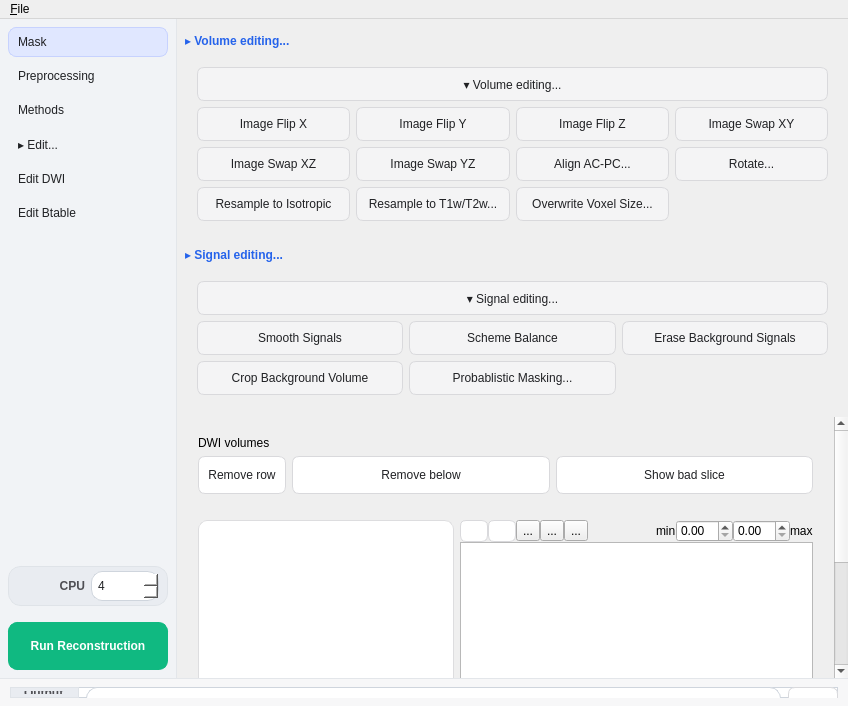
Before: the Qt Designer form reconstruction/reconstruction_window.ui in frankyeh/DSI-Studio, drawn with Qt 5.
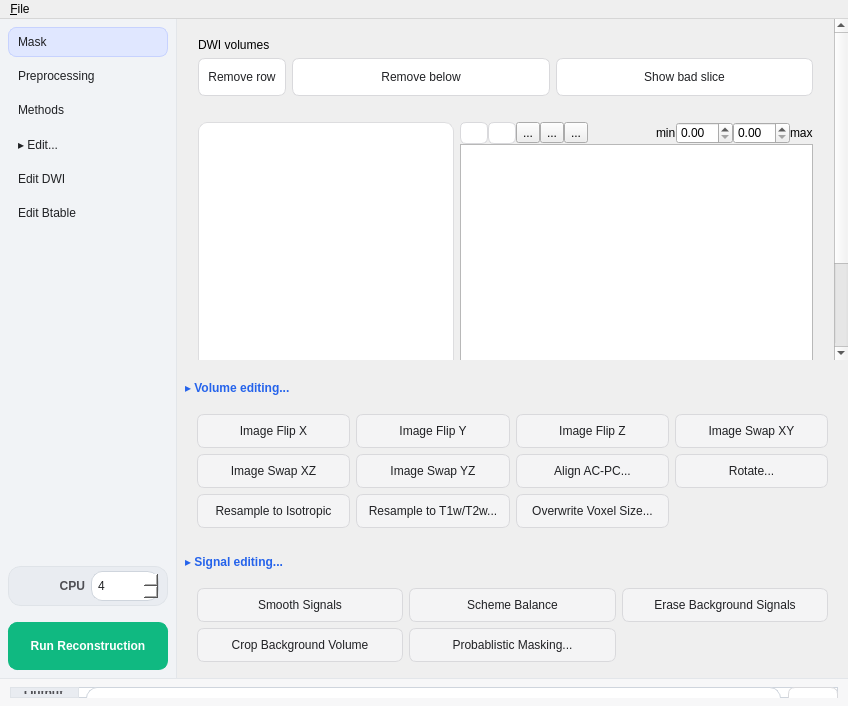
After: the same form once the commit is applied. The open tabs and pages were chosen to show the change. Icons and pictures are not drawn.

Commit message: Move Edit DWI disclosures to bottom and make expansion one-way

Diff of the .ui file:
```diff
--- a/reconstruction/reconstruction_window.ui
+++ b/reconstruction/reconstruction_window.ui
@@ -1183,7 +1183,7 @@
                </widget></item>
 <item><spacer name="methods_spacer"><property name="orientation"><enum>Qt::Vertical</enum></property></spacer></item></layout></widget></widget></item></layout></widget>
 <widget class="QWidget" name="inspect_page">
-         <layout class="QVBoxLayout" name="inspect_layout" stretch="0,1">
+         <layout class="QVBoxLayout" name="inspect_layout" stretch="1,0">
           <property name="leftMargin">
            <number>0</number>
           </property>
@@ -1196,226 +1196,7 @@
           <property name="bottomMargin">
            <number>0</number>
           </property>
-          <item><widget class="QWidget" name="dwi_edit_disclosures"><property name="sizePolicy"><sizepolicy hsizetype="Preferred" vsizetype="Maximum"><horstretch>0</horstretch><verstretch>0</verstretch></sizepolicy></property><layout class="QVBoxLayout" name="dwi_edit_disclosures_layout"><property name="spacing"><number>4</number></property><property name="leftMargin"><number>8</number></property><property name="topMargin"><number>4</number></property><property name="rightMargin"><number>8</number></property><property name="bottomMargin"><number>4</number></property><item><layout class="QVBoxLayout" name="image_group_disclosure_layout"><property name="spacing"><number>0</number></property><property name="leftMargin"><number>0</number></property><property name="topMargin"><number>0</number></property><property name="rightMargin"><number>0</number></property><property name="bottomMargin"><number>0</number></property><item><widget class="QPushButton" name="image_group_toggle"><property name="checkable"><bool>true</bool></property><property name="flat"><bool>true</bool></property><property name="text"><string>▸ Volume editing...</string></property><property name="minimumSize"><size><width>0</width><height>28</height></size></property><property name="sizePolicy"><sizepolicy hsizetype="Expanding" vsizetype="Fixed"><horstretch>0</horstretch><verstretch>0</verstretch></sizepolicy></property></widget></item><item><widget class="QFrame" name="image_group">
-                <property name="card" stdset="0">
-                 <bool>true</bool>
-                </property>
-                <layout class="QVBoxLayout" name="image_group_layout">
-                 <property name="leftMargin">
-                  <number>12</number>
-                 </property>
-                 <property name="topMargin">
-                  <number>10</number>
-                 </property>
-                 <property name="rightMargin">
-                  <number>12</number>
-                 </property>
-                 <property name="bottomMargin">
-                  <number>12</number>
-                 </property>
-                 
-                 <item><widget class="QPushButton" name="image_group_collapse"><property name="flat"><bool>true</bool></property><property name="text"><string>▾ Volume editing...</string></property></widget></item><item><widget class="QWidget" name="image_edit_controls"><layout class="QVBoxLayout" name="image_edit_controls_layout"><property name="leftMargin"><number>0</number></property><property name="topMargin"><number>0</number></property><property name="rightMargin"><number>0</number></property><property name="bottomMargin"><number>0</number></property><item><layout class="QGridLayout" name="image_grid">
-                   <item row="0" column="0">
-                    <widget class="QPushButton" name="btn_Flip_x">
-                     <property name="text">
-                      <string>Image Flip X</string>
-                     </property>
-                     <property name="icon">
-                      <iconset resource="../icons.qrc">
-                       <normaloff>:/icons/icons/flip_horizontal.svg</normaloff>:/icons/icons/flip_horizontal.svg</iconset>
-                     </property>
-                    </widget>
-                   </item>
-                   <item row="0" column="1">
-                    <widget class="QPushButton" name="btn_Flip_y">
-                     <property name="text">
-                      <string>Image Flip Y</string>
-                     </property>
-                     <property name="icon">
-                      <iconset resource="../icons.qrc">
-                       <normaloff>:/icons/icons/flip_vertical.svg</normaloff>:/icons/icons/flip_vertical.svg</iconset>
-                     </property>
-                    </widget>
-                   </item>
-                   <item row="0" column="2">
-                    <widget class="QPushButton" name="btn_Flip_z">
-                     <property name="text">
-                      <string>Image Flip Z</string>
-                     </property>
-                     <property name="icon">
-                      <iconset resource="../icons.qrc">
-                       <normaloff>:/icons/icons/flip_depth.svg</normaloff>:/icons/icons/flip_depth.svg</iconset>
-                     </property>
-                    </widget>
-                   </item>
-                   <item row="0" column="3">
-                    <widget class="QPushButton" name="btn_Flip_xy">
-                     <property name="text">
-                      <string>Image Swap XY</string>
-                     </property>
-                     <property name="icon">
-                      <iconset resource="../icons.qrc">
-                       <normaloff>:/icons/icons/swap_axes.svg</normaloff>:/icons/icons/swap_axes.svg</iconset>
-                     </property>
-                    </widget>
-                   </item>
-                   <item row="1" column="0">
-                    <widget class="QPushButton" name="btn_Flip_xz">
-                     <property name="text">
-                      <string>Image Swap XZ</string>
-                     </property>
-                     <property name="icon">
-                      <iconset resource="../icons.qrc">
-                       <normaloff>:/icons/icons/swap_axes.svg</normaloff>:/icons/icons/swap_axes.svg</iconset>
-                     </property>
-                    </widget>
-                   </item>
-                   <item row="1" column="1">
-                    <widget class="QPushButton" name="btn_Flip_yz">
-                     <property name="text">
-                      <string>Image Swap YZ</string>
-                     </property>
-                     <property name="icon">
-                      <iconset resource="../icons.qrc">
-                       <normaloff>:/icons/icons/swap_axes.svg</normaloff>:/icons/icons/swap_axes.svg</iconset>
-                     </property>
-                    </widget>
-                   </item>
-                   <item row="1" column="2">
-                    <widget class="QPushButton" name="btn_Align_ACPC">
-                     <property name="text">
-                      <string>Align AC-PC...</string>
-                     </property>
-                     <property name="icon">
-                      <iconset resource="../icons.qrc">
-                       <normaloff>:/icons/icons/crosshair_target.svg</normaloff>:/icons/icons/crosshair_target.svg</iconset>
-                     </property>
-                    </widget>
-                   </item>
-                   <item row="1" column="3">
-                    <widget class="QPushButton" name="btn_Manual_Rotation">
-                     <property name="text">
-                      <string>Rotate...</string>
-                     </property>
-                     <property name="icon">
-                      <iconset resource="../icons.qrc">
-                       <normaloff>:/icons/icons/rotate_sync.svg</normaloff>:/icons/icons/rotate_sync.svg</iconset>
-                     </property>
-                    </widget>
-                   </item>
-                   <item row="2" column="0">
-                    <widget class="QPushButton" name="btn_Resample">
-                     <property name="text">
-                      <string>Resample to Isotropic</string>
-                     </property>
-                     <property name="icon">
-                      <iconset resource="../icons.qrc">
-                       <normaloff>:/icons/icons/resize_grid.svg</normaloff>:/icons/icons/resize_grid.svg</iconset>
-                     </property>
-                    </widget>
-                   </item>
-                   <item row="2" column="1">
-                    <widget class="QPushButton" name="btn_Rotate">
-                     <property name="text">
-                      <string>Resample to T1w/T2w...</string>
-                     </property>
-                     <property name="icon">
-                      <iconset resource="../icons.qrc">
-                       <normaloff>:/icons/icons/resize_grid.svg</normaloff>:/icons/icons/resize_grid.svg</iconset>
-                     </property>
-                    </widget>
-                   </item>
-                   <item row="2" column="2">
-                    <widget class="QPushButton" name="btn_Overwrite_Voxel_Size">
-                     <property name="text">
-                      <string>Overwrite Voxel Size...</string>
-                     </property>
-                     <property name="icon">
-                      <iconset resource="../icons.qrc">
-                       <normaloff>:/icons/icons/ruler_measure.svg</normaloff>:/icons/icons/ruler_measure.svg</iconset>
-                     </property>
-                    </widget>
-                   </item>
-                   
-                  </layout></item></layout></widget></item>
-                </layout>
-               </widget></item></layout></item><item><layout class="QVBoxLayout" name="signal_group_disclosure_layout"><property name="spacing"><number>0</number></property><property name="leftMargin"><number>0</number></property><property name="topMargin"><number>0</number></property><property name="rightMargin"><number>0</number></property><property name="bottomMargin"><number>0</number></property><item><widget class="QPushButton" name="signal_group_toggle"><property name="checkable"><bool>true</bool></property><property name="flat"><bool>true</bool></property><property name="text"><string>▸ Signal editing...</string></property><property name="minimumSize"><size><width>0</width><height>28</height></size></property><property name="sizePolicy"><sizepolicy hsizetype="Expanding" vsizetype="Fixed"><horstretch>0</horstretch><verstretch>0</verstretch></sizepolicy></property></widget></item><item><widget class="QFrame" name="signal_group">
-                <property name="card" stdset="0">
-                 <bool>true</bool>
-                </property>
-                <layout class="QVBoxLayout" name="signal_group_layout">
-                 <property name="leftMargin">
-                  <number>12</number>
-                 </property>
-                 <property name="topMargin">
-                  <number>10</number>
-                 </property>
-                 <property name="rightMargin">
-                  <number>12</number>
-                 </property>
-                 <property name="bottomMargin">
-                  <number>12</number>
-                 </property>
-                 
-                 <item><widget class="QPushButton" name="signal_group_collapse"><property name="flat"><bool>true</bool></property><property name="text"><string>▾ Signal editing...</string></property></widget></item><item><widget class="QWidget" name="signal_edit_controls"><layout class="QVBoxLayout" name="signal_edit_controls_layout"><property name="leftMargin"><number>0</number></property><property name="topMargin"><number>0</number></property><property name="rightMargin"><number>0</number></property><property name="bottomMargin"><number>0</number></property><item><layout class="QGridLayout" name="signal_grid">
-                   <item row="0" column="0">
-                    <widget class="QPushButton" name="btn_Smooth_Signals">
-                     <property name="text">
-                      <string>Smooth Signals</string>
-                     </property>
-                     <property name="icon">
-                      <iconset resource="../icons.qrc">
-                       <normaloff>:/icons/icons/filter_smooth.svg</normaloff>:/icons/icons/filter_smooth.svg</iconset>
-                     </property>
-                    </widget>
-                   </item>
-                   <item row="0" column="1">
-                    <widget class="QPushButton" name="btn_Scheme_Balance">
-                     <property name="text">
-                      <string>Scheme Balance</string>
-                     </property>
-                     <property name="icon">
-                      <iconset resource="../icons.qrc">
-                       <normaloff>:/icons/icons/btable_vectors.svg</normaloff>:/icons/icons/btable_vectors.svg</iconset>
-                     </property>
-                    </widget>
-                   </item>
-                   <item row="0" column="2">
-                    <widget class="QPushButton" name="btn_Erase_Background_Signals">
-                     <property name="text">
-                      <string>Erase Background Signals</string>
-                     </property>
-                     <property name="icon">
-                      <iconset resource="../icons.qrc">
-                       <normaloff>:/icons/icons/delete_clear.svg</normaloff>:/icons/icons/delete_clear.svg</iconset>
-                     </property>
-                    </widget>
-                   </item>
-                   <item row="1" column="0">
-                    <widget class="QPushButton" name="btn_Trim_image">
-                     <property name="text">
-                      <string>Crop Background Volume</string>
-                     </property>
-                     <property name="icon">
-                      <iconset resource="../icons.qrc">
-                       <normaloff>:/icons/icons/crop_trim.svg</normaloff>:/icons/icons/crop_trim.svg</iconset>
-                     </property>
-                    </widget>
-                   </item>
-                   <item row="1" column="1">
-                    <widget class="QPushButton" name="btn_Probablistic_Masking">
-                     <property name="text">
-                      <string>Probablistic Masking...</string>
-                     </property>
-                     <property name="icon">
-                      <iconset resource="../icons.qrc">
-                       <normaloff>:/icons/icons/threshold_binary.svg</normaloff>:/icons/icons/threshold_binary.svg</iconset>
-                     </property>
-                    </widget>
-                   </item>
-                  </layout></item></layout></widget></item>
-                </layout>
-               </widget></item></layout></item></layout></widget></item>
+          
 <item>
            <widget class="QScrollArea" name="inspect_scroll">
             <property name="frameShape">
@@ -1720,7 +1501,226 @@
             </widget>
            </widget>
           </item>
-         </layout>
+         <item><widget class="QWidget" name="dwi_edit_disclosures"><property name="sizePolicy"><sizepolicy hsizetype="Preferred" vsizetype="Maximum"><horstretch>0</horstretch><verstretch>0</verstretch></sizepolicy></property><layout class="QVBoxLayout" name="dwi_edit_disclosures_layout"><property name="spacing"><number>4</number></property><property name="leftMargin"><number>8</number></property><property name="topMargin"><number>4</number></property><property name="rightMargin"><number>8</number></property><property name="bottomMargin"><number>4</number></property><item><layout class="QVBoxLayout" name="image_group_disclosure_layout"><property name="spacing"><number>0</number></property><property name="leftMargin"><number>0</number></property><property name="topMargin"><number>0</number></property><property name="rightMargin"><number>0</number></property><property name="bottomMargin"><number>0</number></property><item><widget class="QPushButton" name="image_group_toggle"><property name="checkable"><bool>true</bool></property><property name="flat"><bool>true</bool></property><property name="text"><string>▸ Volume editing...</string></property><property name="minimumSize"><size><width>0</width><height>28</height></size></property><property name="sizePolicy"><sizepolicy hsizetype="Expanding" vsizetype="Fixed"><horstretch>0</horstretch><verstretch>0</verstretch></sizepolicy></property></widget></item><item><widget class="QFrame" name="image_group">
+                <property name="card" stdset="0">
+                 <bool>true</bool>
+                </property>
+                <layout class="QVBoxLayout" name="image_group_layout">
+                 <property name="leftMargin">
+                  <number>12</number>
+                 </property>
+                 <property name="topMargin">
+                  <number>10</number>
+                 </property>
+                 <property name="rightMargin">
+                  <number>12</number>
+                 </property>
+                 <property name="bottomMargin">
+                  <number>12</number>
+                 </property>
+                 
+                 <item><widget class="QWidget" name="image_edit_controls"><layout class="QVBoxLayout" name="image_edit_controls_layout"><property name="leftMargin"><number>0</number></property><property name="topMargin"><number>0</number></property><property name="rightMargin"><number>0</number></property><property name="bottomMargin"><number>0</number></property><item><layout class="QGridLayout" name="image_grid">
+                   <item row="0" column="0">
+                    <widget class="QPushButton" name="btn_Flip_x">
+                     <property name="text">
+                      <string>Image Flip X</string>
+                     </property>
+                     <property name="icon">
+                      <iconset resource="../icons.qrc">
+                       <normaloff>:/icons/icons/flip_horizontal.svg</normaloff>:/icons/icons/flip_horizontal.svg</iconset>
+                     </property>
+                    </widget>
+                   </item>
+                   <item row="0" column="1">
+                    <widget class="QPushButton" name="btn_Flip_y">
+                     <property name="text">
+                      <string>Image Flip Y</string>
+                     </property>
+                     <property name="icon">
+                      <iconset resource="../icons.qrc">
+                       <normaloff>:/icons/icons/flip_vertical.svg</normaloff>:/icons/icons/flip_vertical.svg</iconset>
+                     </property>
+                    </widget>
+                   </item>
+                   <item row="0" column="2">
+                    <widget class="QPushButton" name="btn_Flip_z">
+                     <property name="text">
+                      <string>Image Flip Z</string>
+                     </property>
+                     <property name="icon">
+                      <iconset resource="../icons.qrc">
+                       <normaloff>:/icons/icons/flip_depth.svg</normaloff>:/icons/icons/flip_depth.svg</iconset>
+                     </property>
+                    </widget>
+                   </item>
+                   <item row="0" column="3">
+                    <widget class="QPushButton" name="btn_Flip_xy">
+                     <property name="text">
+                      <string>Image Swap XY</string>
+                     </property>
+                     <property name="icon">
+                      <iconset resource="../icons.qrc">
+                       <normaloff>:/icons/icons/swap_axes.svg</normaloff>:/icons/icons/swap_axes.svg</iconset>
+                     </property>
+                    </widget>
+                   </item>
+                   <item row="1" column="0">
+                    <widget class="QPushButton" name="btn_Flip_xz">
+                     <property name="text">
+                      <string>Image Swap XZ</string>
+                     </property>
+                     <property name="icon">
+                      <iconset resource="../icons.qrc">
+                       <normaloff>:/icons/icons/swap_axes.svg</normaloff>:/icons/icons/swap_axes.svg</iconset>
+                     </property>
+                    </widget>
+                   </item>
+                   <item row="1" column="1">
+                    <widget class="QPushButton" name="btn_Flip_yz">
+                     <property name="text">
+                      <string>Image Swap YZ</string>
+                     </property>
+                     <property name="icon">
+                      <iconset resource="../icons.qrc">
+                       <normaloff>:/icons/icons/swap_axes.svg</normaloff>:/icons/icons/swap_axes.svg</iconset>
+                     </property>
+                    </widget>
+                   </item>
+                   <item row="1" column="2">
+                    <widget class="QPushButton" name="btn_Align_ACPC">
+                     <property name="text">
+                      <string>Align AC-PC...</string>
+                     </property>
+                     <property name="icon">
+                      <iconset resource="../icons.qrc">
+                       <normaloff>:/icons/icons/crosshair_target.svg</normaloff>:/icons/icons/crosshair_target.svg</iconset>
+                     </property>
+                    </widget>
+                   </item>
+                   <item row="1" column="3">
+                    <widget class="QPushButton" name="btn_Manual_Rotation">
+                     <property name="text">
+                      <string>Rotate...</string>
+                     </property>
+                     <property name="icon">
+                      <iconset resource="../icons.qrc">
+                       <normaloff>:/icons/icons/rotate_sync.svg</normaloff>:/icons/icons/rotate_sync.svg</iconset>
+                     </property>
+                    </widget>
+                   </item>
+                   <item row="2" column="0">
+                    <widget class="QPushButton" name="btn_Resample">
+                     <property name="text">
+                      <string>Resample to Isotropic</string>
+                     </property>
+                     <property name="icon">
+                      <iconset resource="../icons.qrc">
+                       <normaloff>:/icons/icons/resize_grid.svg</normaloff>:/icons/icons/resize_grid.svg</iconset>
+                     </property>
+                    </widget>
+                   </item>
+                   <item row="2" column="1">
+                    <widget class="QPushButton" name="btn_Rotate">
+                     <property name="text">
+                      <string>Resample to T1w/T2w...</string>
+                     </property>
+                     <property name="icon">
+                      <iconset resource="../icons.qrc">
+                       <normaloff>:/icons/icons/resize_grid.svg</normaloff>:/icons/icons/resize_grid.svg</iconset>
+                     </property>
+                    </widget>
+                   </item>
+                   <item row="2" column="2">
+                    <widget class="QPushButton" name="btn_Overwrite_Voxel_Size">
+                     <property name="text">
+                      <string>Overwrite Voxel Size...</string>
+                     </property>
+                     <property name="icon">
+                      <iconset resource="../icons.qrc">
+                       <normaloff>:/icons/icons/ruler_measure.svg</normaloff>:/icons/icons/ruler_measure.svg</iconset>
+                     </property>
+                    </widget>
+                   </item>
+                   
+                  </layout></item></layout></widget></item>
+                </layout>
+               </widget></item></layout></item><item><layout class="QVBoxLayout" name="signal_group_disclosure_layout"><property name="spacing"><number>0</number></property><property name="leftMargin"><number>0</number></property><property name="topMargin"><number>0</number></property><property name="rightMargin"><number>0</number></property><property name="bottomMargin"><number>0</number></property><item><widget class="QPushButton" name="signal_group_toggle"><property name="checkable"><bool>true</bool></property><property name="flat"><bool>true</bool></property><property name="text"><string>▸ Signal editing...</string></property><property name="minimumSize"><size><width>0</width><height>28</height></size></property><property name="sizePolicy"><sizepolicy hsizetype="Expanding" vsizetype="Fixed"><horstretch>0</horstretch><verstretch>0</verstretch></sizepolicy></property></widget></item><item><widget class="QFrame" name="signal_group">
+                <property name="card" stdset="0">
+                 <bool>true</bool>
+                </property>
+                <layout class="QVBoxLayout" name="signal_group_layout">
+                 <property name="leftMargin">
+                  <number>12</number>
+                 </property>
+                 <property name="topMargin">
+                  <number>10</number>
+                 </property>
+                 <property name="rightMargin">
+                  <number>12</number>
+                 </property>
+                 <property name="bottomMargin">
+                  <number>12</number>
+                 </property>
+                 
+                 <item><widget class="QWidget" name="signal_edit_controls"><layout class="QVBoxLayout" name="signal_edit_controls_layout"><property name="leftMargin"><number>0</number></property><property name="topMargin"><number>0</number></property><property name="rightMargin"><number>0</number></property><property name="bottomMargin"><number>0</number></property><item><layout class="QGridLayout" name="signal_grid">
+                   <item row="0" column="0">
+                    <widget class="QPushButton" name="btn_Smooth_Signals">
+                     <property name="text">
+                      <string>Smooth Signals</string>
+                     </property>
+                     <property name="icon">
+                      <iconset resource="../icons.qrc">
+                       <normaloff>:/icons/icons/filter_smooth.svg</normaloff>:/icons/icons/filter_smooth.svg</iconset>
+                     </property>
+                    </widget>
+                   </item>
+                   <item row="0" column="1">
+                    <widget class="QPushButton" name="btn_Scheme_Balance">
+                     <property name="text">
+                      <string>Scheme Balance</string>
+                     </property>
+                     <property name="icon">
+                      <iconset resource="../icons.qrc">
+                       <normaloff>:/icons/icons/btable_vectors.svg</normaloff>:/icons/icons/btable_vectors.svg</iconset>
+                     </property>
+                    </widget>
+                   </item>
+                   <item row="0" column="2">
+                    <widget class="QPushButton" name="btn_Erase_Background_Signals">
+                     <property name="text">
+                      <string>Erase Background Signals</string>
+                     </property>
+                     <property name="icon">
+                      <iconset resource="../icons.qrc">
+                       <normaloff>:/icons/icons/delete_clear.svg</normaloff>:/icons/icons/delete_clear.svg</iconset>
+                     </property>
+                    </widget>
+                   </item>
+                   <item row="1" column="0">
+                    <widget class="QPushButton" name="btn_Trim_image">
+                     <property name="text">
+                      <string>Crop Background Volume</string>
+                     </property>
+                     <property name="icon">
+                      <iconset resource="../icons.qrc">
+                       <normaloff>:/icons/icons/crop_trim.svg</normaloff>:/icons/icons/crop_trim.svg</iconset>
+                     </property>
+                    </widget>
+                   </item>
+                   <item row="1" column="1">
+                    <widget class="QPushButton" name="btn_Probablistic_Masking">
+                     <property name="text">
+                      <string>Probablistic Masking...</string>
+                     </property>
+                     <property name="icon">
+                      <iconset resource="../icons.qrc">
+                       <normaloff>:/icons/icons/threshold_binary.svg</normaloff>:/icons/icons/threshold_binary.svg</iconset>
+                     </property>
+                    </widget>
+                   </item>
+                  </layout></item></layout></widget></item>
+                </layout>
+               </widget></item></layout></item></layout></widget></item></layout>
         </widget>
 <widget class="QWidget" name="btable_page">
          <layout class="QVBoxLayout" name="btable_layout" stretch="0,1,0,0">
```
